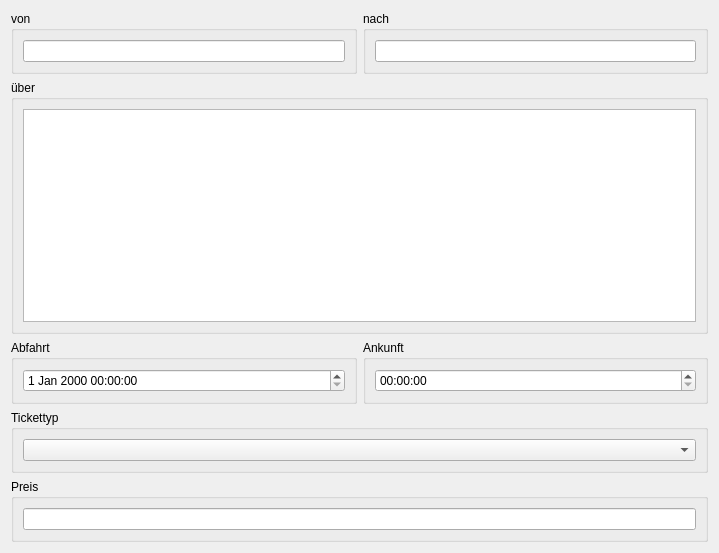
The window that src/ui/trainticketui.ui (Bloeckchengrafik/pg2_1) describes before a commit, drawn with Qt 5.
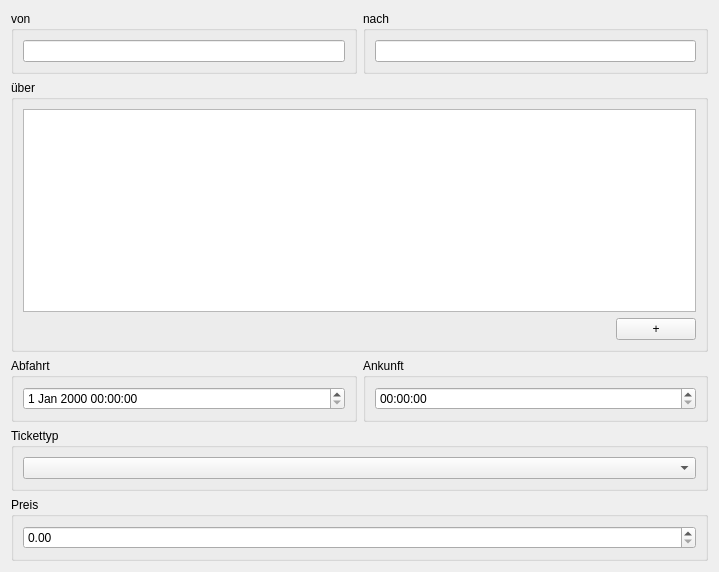
The same window after the commit.

```diff
--- a/src/ui/trainticketui.ui
+++ b/src/ui/trainticketui.ui
@@ -7,7 +7,7 @@
     <x>0</x>
     <y>0</y>
     <width>719</width>
-    <height>553</height>
+    <height>572</height>
    </rect>
   </property>
   <property name="minimumSize">
@@ -57,6 +57,33 @@
       <item>
        <widget class="QListView" name="connectingStations"/>
       </item>
+      <item>
+       <layout class="QHBoxLayout" name="horizontalLayout_4">
+        <property name="topMargin">
+         <number>0</number>
+        </property>
+        <item>
+         <spacer name="horizontalSpacer">
+          <property name="orientation">
+           <enum>Qt::Orientation::Horizontal</enum>
+          </property>
+          <property name="sizeHint" stdset="0">
+           <size>
+            <width>40</width>
+            <height>20</height>
+           </size>
+          </property>
+         </spacer>
+        </item>
+        <item>
+         <widget class="QPushButton" name="addItem">
+          <property name="text">
+           <string>+</string>
+          </property>
+         </widget>
+        </item>
+       </layout>
+      </item>
      </layout>
     </widget>
    </item>
@@ -107,7 +134,11 @@
      </property>
      <layout class="QVBoxLayout" name="verticalLayout_5">
       <item>
-       <widget class="QLineEdit" name="price"/>
+       <widget class="QDoubleSpinBox" name="price">
+        <property name="maximum">
+         <double>10000000.000000000000000</double>
+        </property>
+       </widget>
       </item>
      </layout>
     </widget>
```
